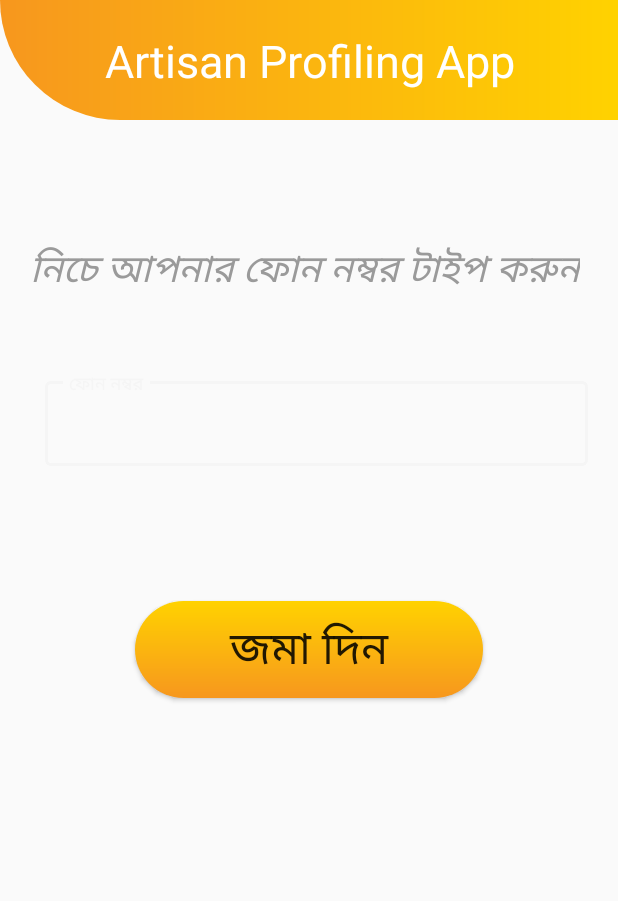
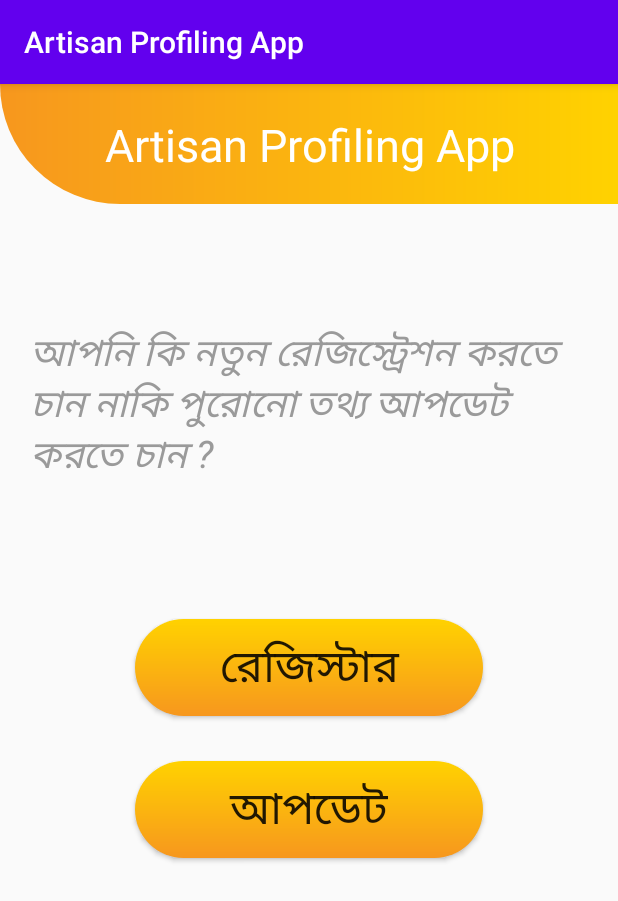
Before and after one commit to deysarkarswarup/Artisan-Profiling-App-1, an Android app: the screen it shows after launch (MainActivity before the commit, UserTypeActivity after it), on a phone screen of 412 x 824 dp. Shown: the top 901 px of the screen. Run offline under Robolectric (Android 15) with nearby library versions, the phone set to English and light mode, and no system bars.

Commit message:
New Update activity added

```diff
--- a/app/src/main/AndroidManifest.xml
+++ b/app/src/main/AndroidManifest.xml
@@ -19,7 +19,8 @@
         android:roundIcon="@mipmap/ic_launcher_round"
         android:supportsRtl="true"
         android:theme="@style/AppTheme">
-
+        <activity android:name=".UpdateUserAuthActivity"></activity>
+        <activity android:name=".UserTypeActivity" />
 
         <provider
             android:name="androidx.core.content.FileProvider"
--- a/app/src/main/java/com/example/artisanprofilingapp/SplashScreen.java
+++ b/app/src/main/java/com/example/artisanprofilingapp/SplashScreen.java
@@ -26,7 +26,7 @@ public class SplashScreen extends AppCompatActivity {
         //Log.d("oirki", getconnectionresponse);
 //        getActivity().registerReceiver(receiver, filter);
         myPref = getApplicationContext().getSharedPreferences("MyPref",MODE_PRIVATE);
-        final String s = myPref.getString("track","1");
+        final String s = myPref.getString("track","0");
 
 
         ConnectivityManager con = (ConnectivityManager) getSystemService(Context.CONNECTIVITY_SERVICE);
@@ -47,6 +47,9 @@ public class SplashScreen extends AppCompatActivity {
 
                     if (s != null)
                         switch (s) {
+                            case "0":
+                                startActivity(new Intent(SplashScreen.this, UserTypeActivity.class));
+                                break;
                             case "1":
                                 i = new Intent(SplashScreen.this, MainActivity.class);
                                 startActivity(i);
--- /dev/null
+++ b/app/src/main/java/com/example/artisanprofilingapp/UserTypeActivity.java
@@ -0,0 +1,35 @@
+package com.example.artisanprofilingapp;
+
+import androidx.appcompat.app.AppCompatActivity;
+
+import android.content.Intent;
+import android.content.SharedPreferences;
+import android.os.Bundle;
+import android.view.View;
+import android.widget.Button;
+
+public class UserTypeActivity extends AppCompatActivity {
+    private Button register, update;
+    SharedPreferences myPref;
+    @Override
+    protected void onCreate(Bundle savedInstanceState) {
+        super.onCreate(savedInstanceState);
+        setContentView(R.layout.activity_user_type);
+        register = findViewById(R.id.register);
+        update = findViewById(R.id.update);
+        myPref = getApplicationContext().getSharedPreferences("MyPref",MODE_PRIVATE);
+        register.setOnClickListener(new View.OnClickListener() {
+            @Override
+            public void onClick(View v) {
+                startActivity(new Intent(UserTypeActivity.this,MainActivity.class));
+            }
+        });
+
+        update.setOnClickListener(new View.OnClickListener() {
+            @Override
+            public void onClick(View v) {
+                startActivity(new Intent(UserTypeActivity.this,UpdateUserAuthActivity.class));
+            }
+        });
+    }
+}
--- /dev/null
+++ b/app/src/main/res/layout/activity_user_type.xml
@@ -0,0 +1,71 @@
+<?xml version="1.0" encoding="utf-8"?>
+<ScrollView xmlns:android="http://schemas.android.com/apk/res/android"
+    android:layout_width="fill_parent"
+    android:layout_height="wrap_content"
+    android:orientation="vertical"
+    android:fillViewport="false">
+    <LinearLayout
+        android:orientation="vertical"
+        xmlns:app="http://schemas.android.com/apk/res-auto"
+        xmlns:tools="http://schemas.android.com/tools"
+        android:layout_width="match_parent"
+        android:layout_height="wrap_content"
+        tools:context=".MainActivity">
+        <!--    android:background="@drawable/bg">-->
+        <LinearLayout
+            android:layout_width="match_parent"
+            android:layout_height="80dp"
+            android:orientation="horizontal"
+            android:background="@drawable/top_gradient"/>
+        <TextView
+            android:layout_marginTop="-60dp"
+            android:layout_width="wrap_content"
+            android:layout_height="wrap_content"
+            android:text="@string/app_name"
+            android:textSize="30sp"
+            android:layout_gravity="center"
+            android:gravity="center"
+            android:textColor="@color/Heading"
+            />
+
+        <TextView
+            android:layout_width="wrap_content"
+            android:layout_height="wrap_content"
+            android:layout_marginTop="100dp"
+            android:text="@string/user_type"
+            android:textSize="25sp"
+            android:paddingLeft="20dp"
+            android:paddingRight="20dp"
+            android:textColor="@color/textColor"
+            android:textStyle="italic"
+            app:layout_constraintBottom_toBottomOf="parent"
+            app:layout_constraintLeft_toLeftOf="parent"
+            app:layout_constraintRight_toRightOf="parent"
+            app:layout_constraintTop_toTopOf="parent" />
+
+
+        <Button
+            android:id="@+id/register"
+            android:layout_width="match_parent"
+            android:layout_height="wrap_content"
+            android:layout_marginLeft="90dp"
+            android:layout_marginRight="90dp"
+            android:text="@string/register"
+            android:textSize="30sp"
+            android:padding="10dp"
+            android:background="@drawable/btn_round"
+            android:layout_marginTop="90dp" />
+        <Button
+            android:id="@+id/update"
+            android:layout_width="match_parent"
+            android:layout_height="wrap_content"
+            android:layout_marginLeft="90dp"
+            android:layout_marginRight="90dp"
+            android:text="@string/update"
+            android:textSize="30sp"
+            android:padding="10dp"
+            android:background="@drawable/btn_round"
+            android:layout_marginTop="30dp" />
+
+    </LinearLayout>
+</ScrollView>
--- a/app/src/main/res/values/strings.xml
+++ b/app/src/main/res/values/strings.xml
@@ -42,4 +42,7 @@
     <string name="capturepicinstn">ছবি তোলার নির্দেশাবলী:-</string>
     <string name="videocaptureinstnn">ভিডিও তোলার নির্দেশাবলী:-\n \n - পুরো ভিডিও টা ২-৩ মিনিটের হবে\n - আপনার পরিচিত কাউকে ভিডিও তা তুলে দিতে অনুরোধ করুন\n - ভিডিও যেন পর্যাপ্ত আলোয় তোলা হয়\n - আপনার ভিডিও তে খানিক্ষন আপনি নিজের পরিচিতি দেবেন</string>
     <string name="profilepicinstn">নিচে ক্যামেরা বাটন টিপুন আপনার ছবি তোলার জন্য</string>
+    <string name="user_type">আপনি কি নতুন রেজিস্ট্রেশন করতে চান নাকি পুরোনো তথ্য আপডেট করতে চান ?</string>
+    <string name="register">রেজিস্টার</string>
+    <string name="update">আপডেট</string>
 </resources>
```
Also changed, not shown: app/src/main/java/com/example/artisanprofilingapp/Insert_Artfrom_video_instructionActivity.java (+11 -8 lines), app/src/main/java/com/example/artisanprofilingapp/UpdateUserAuthActivity.java (added, +165 -0 lines), app/src/main/res/layout/activity_update_user_auth.xml (added, +119 -0 lines).
